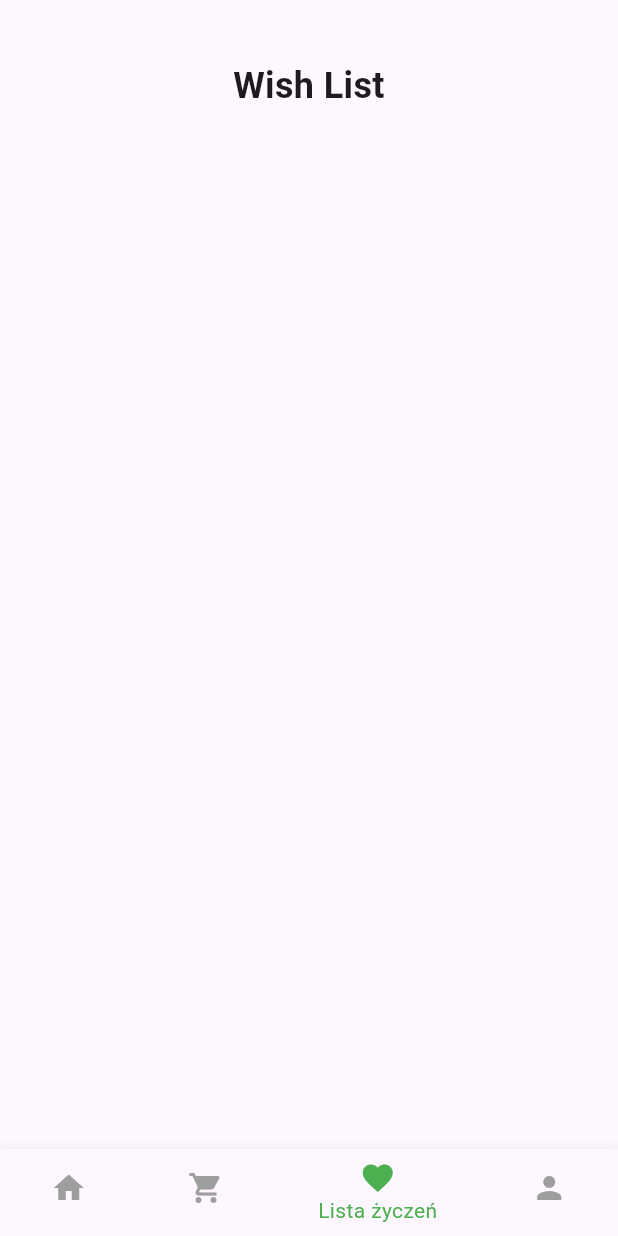
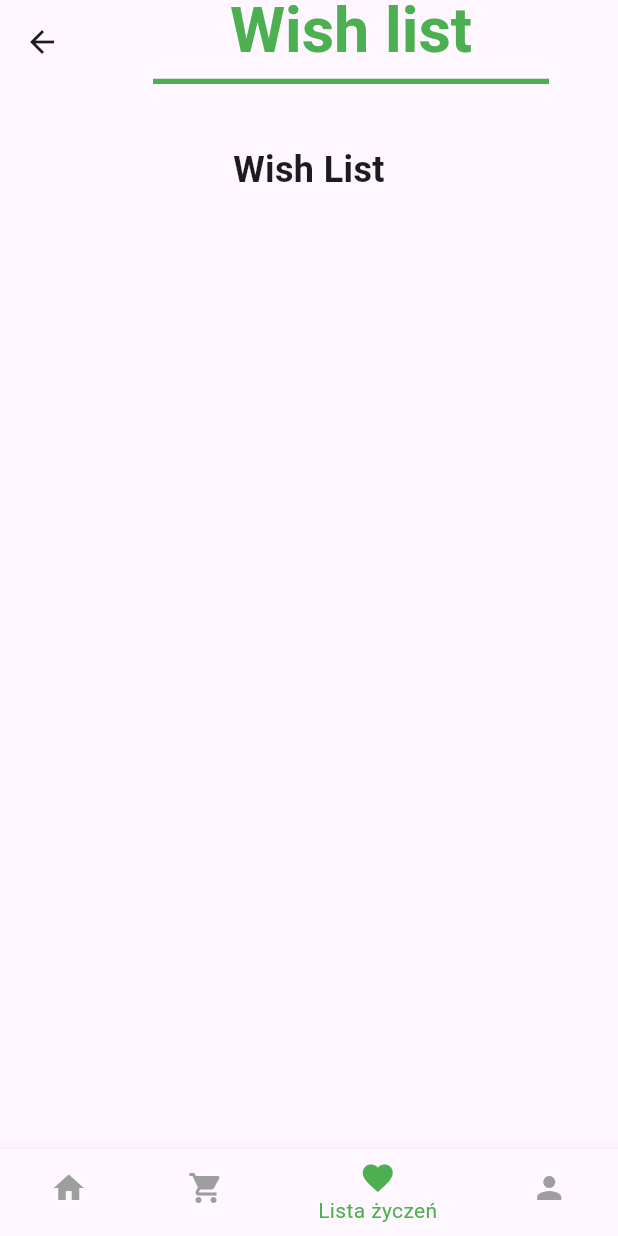
Before and after one commit to Lecrut/CarpetsAndBeers, a Flutter app: the WishListPage screen opened by its route, on a phone screen of 412 x 824 dp. Run offline on Flutter 3.47's test engine with Material 3 defaults, Android fonts, the phone set to English and light mode, and no system bars.

Commit message:
add app bar

```diff
--- a/src/app/lib/cart/cart_page.dart
+++ b/src/app/lib/cart/cart_page.dart
@@ -1,3 +1,4 @@
+import 'package:app/navigation/app_bar.dart';
 import 'package:app/navigation/bottom_navigation.dart';
 import 'package:flutter/material.dart';
 
@@ -7,6 +8,7 @@ class CartPage extends StatelessWidget {
   @override
   Widget build(BuildContext context) {
     return Scaffold(
+      appBar: const MyAppBar(pageTitle: "Cart"),
       body: SingleChildScrollView(
         child: Column(
           children: [
--- /dev/null
+++ b/src/app/lib/navigation/app_bar.dart
@@ -0,0 +1,39 @@
+import 'package:flutter/material.dart';
+
+class MyAppBar extends StatelessWidget implements PreferredSizeWidget {
+  final String pageTitle;
+
+  const MyAppBar({Key? key, required this.pageTitle}) : super(key: key);
+
+  @override
+  Widget build(BuildContext context) {
+    return PreferredSize(
+      preferredSize: const Size.fromHeight(kToolbarHeight),
+      child: AppBar(
+        title: Column(
+          children: [
+            Text(
+              pageTitle,
+              style: const TextStyle(
+                fontWeight: FontWeight.bold,
+                color: Colors.green,
+                fontSize: 42.0,
+              ),
+            ),
+            const Padding(
+              padding: EdgeInsets.symmetric(horizontal: 30.0),
+              child: Divider(
+                color: Colors.green,
+                thickness: 4.0,
+              ),
+            ),
+          ],
+        ),
+        centerTitle: true,
+      ),
+    );
+  }
+
+  @override
+  Size get preferredSize => const Size.fromHeight(kToolbarHeight);
+}
--- a/src/app/lib/profile_page.dart
+++ b/src/app/lib/profile_page.dart
@@ -1,3 +1,4 @@
+import 'package:app/navigation/app_bar.dart';
 import 'package:app/navigation/bottom_navigation.dart';
 import 'package:flutter/material.dart';
 
@@ -7,6 +8,7 @@ class ProfilePage extends StatelessWidget {
   @override
   Widget build(BuildContext context) {
     return Scaffold(
+      appBar: const MyAppBar(pageTitle: "Profile"),
       body: SingleChildScrollView(
         child: Column(
           children: [
--- a/src/app/lib/wish_list_page.dart
+++ b/src/app/lib/wish_list_page.dart
@@ -1,3 +1,4 @@
+import 'package:app/navigation/app_bar.dart';
 import 'package:app/navigation/bottom_navigation.dart';
 import 'package:flutter/material.dart';
 
@@ -7,6 +8,7 @@ class WishListPage extends StatelessWidget {
   @override
   Widget build(BuildContext context) {
     return Scaffold(
+      appBar: const MyAppBar(pageTitle: "Wish list"),
       body: SingleChildScrollView(
         child: Column(
           children: [
```
